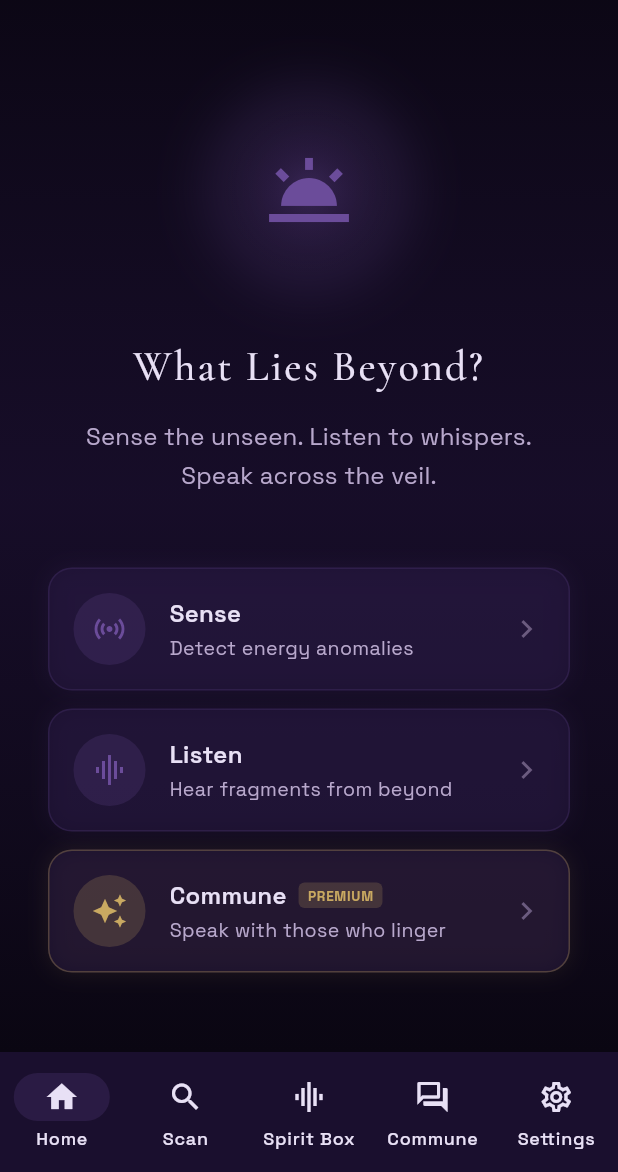
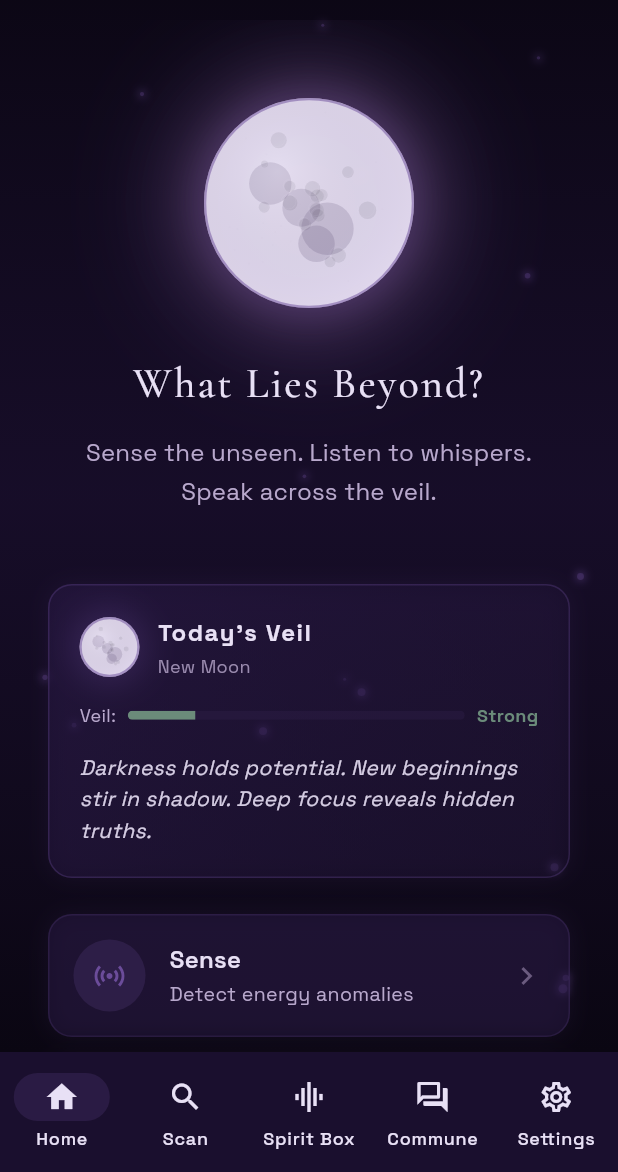
Before and after one commit to glinkplink/specter, a Flutter app: the screen it shows after launch, on a phone screen of 412 x 824 dp, the part 64-1236 px from its top. Run offline on Flutter 3.47's test engine with Material 3 defaults, Android fonts, the phone set to English and light mode, and no system bars; drawn by our look-alikes of flutter_animate; our stand-ins replace flutter_riverpod, go_router, google_fonts, just_audio, sensors_plus, shared_preferences; missing offline and left inert: purchases_flutter.

Commit message:
feat: enhance home screen with realistic textured moon and floating particles
- Extract RotatingMoon to shared widget for reusability
- Add realistic moon texture with craters, maria, and surface details
- Replace generic icon with large animated moon as home screen centerpiece
- Add 15 floating mystical particles with varied timing and movement
- Add shimmer effects to headline text
- Fix overflow issues with proper ScrollView
- Improve moon 3D effect with enhanced lighting and shadows
- Moon animation: slow breathing scale effect + continuous rotation
- Moon displays actual lunar phase based on current date

```diff
--- a/lib/features/home/home_screen.dart
+++ b/lib/features/home/home_screen.dart
@@ -1,7 +1,10 @@
+import 'dart:math';
 import 'package:flutter/material.dart';
 import 'package:flutter_animate/flutter_animate.dart';
 import 'package:go_router/go_router.dart';
 import '../../core/theme/app_colors.dart';
+import 'widgets/daily_veil_card.dart';
+import 'widgets/rotating_moon.dart';
 
 class HomeScreen extends StatelessWidget {
   const HomeScreen({super.key});
@@ -15,7 +18,10 @@ class HomeScreen extends StatelessWidget {
         elevation: 0,
       ),
       extendBodyBehindAppBar: true,
-      body: Container(
+      body: Stack(
+        children: [
+          // Gradient background
+          Container(
             decoration: BoxDecoration(
               gradient: LinearGradient(
                 begin: Alignment.topCenter,
@@ -27,49 +33,50 @@ class HomeScreen extends StatelessWidget {
                 ],
               ),
             ),
-        child: SafeArea(
-          child: Center(
+          ),
+
+          // Floating particles
+          ...List.generate(15, (index) => _buildFloatingParticle(index)),
+
+          // Content
+          SafeArea(
+            child: SingleChildScrollView(
               child: Padding(
                 padding: const EdgeInsets.all(32),
                 child: Column(
-                mainAxisAlignment: MainAxisAlignment.center,
                   children: [
-                  // Mystical icon with glow
+                    const SizedBox(height: 20),
+
+                    // Large animated moon with enhanced glow
                     Container(
-                    width: 120,
-                    height: 120,
+                      width: 140,
+                      height: 140,
                       decoration: BoxDecoration(
                         shape: BoxShape.circle,
-                      gradient: RadialGradient(
-                        colors: [
-                          AppColors.amethystGlow.withOpacity(0.3),
-                          AppColors.plumVeil.withOpacity(0.1),
-                          Colors.transparent,
-                        ],
-                      ),
                         boxShadow: [
                           BoxShadow(
-                          color: AppColors.amethystGlow.withOpacity(0.2),
-                          blurRadius: 30,
+                            color: AppColors.amethystGlow.withOpacity(0.4),
+                            blurRadius: 60,
+                            spreadRadius: 20,
+                          ),
+                          BoxShadow(
+                            color: AppColors.dustyRose.withOpacity(0.2),
+                            blurRadius: 40,
                             spreadRadius: 10,
                           ),
                         ],
                       ),
-                    child: Icon(
-                      Icons.wb_twilight,
-                      size: 64,
-                      color: AppColors.amethystGlow,
-                    ),
+                      child: _buildLargeMoon(),
                     )
                         .animate(onPlay: (c) => c.repeat(reverse: true))
                         .scale(
                           begin: const Offset(0.95, 0.95),
                           end: const Offset(1.05, 1.05),
-                        duration: 3.seconds,
+                          duration: 4.seconds,
                           curve: Curves.easeInOut,
                         ),
 
-                  const SizedBox(height: 40),
+                    const SizedBox(height: 32),
 
                     Text(
                       'What Lies Beyond?',
@@ -80,7 +87,8 @@ class HomeScreen extends StatelessWidget {
                       textAlign: TextAlign.center,
                     )
                         .animate()
-                      .fadeIn(duration: 800.ms, delay: 200.ms),
+                        .fadeIn(duration: 800.ms, delay: 200.ms)
+                        .shimmer(delay: 1.seconds, duration: 2.seconds),
 
                     const SizedBox(height: 16),
 
@@ -96,6 +104,11 @@ class HomeScreen extends StatelessWidget {
                         .fadeIn(duration: 800.ms, delay: 400.ms),
 
                     const SizedBox(height: 48),
+
+                    // Daily Veil Card
+                    const DailyVeilCard(),
+
+                    const SizedBox(height: 24),
 
                     // Feature cards
                     _buildFeatureCard(
@@ -135,11 +148,69 @@ class HomeScreen extends StatelessWidget {
                         .animate()
                         .fadeIn(duration: 600.ms, delay: 900.ms)
                         .slideY(begin: 0.2, end: 0),
+
+                    const SizedBox(height: 32),
                   ],
                 ),
               ),
             ),
           ),
+        ],
+      ),
+    );
+  }
+
+  // Large moon widget using the RotatingMoon
+  Widget _buildLargeMoon() {
+    final now = DateTime.now();
+    final daysSinceNewMoon = (now.millisecondsSinceEpoch / 86400000) % 29.53;
+    final phase = daysSinceNewMoon / 29.53;
+
+    return RotatingMoon(
+      phase: phase,
+      size: 140,
+    );
+  }
+
+  // Floating particle effect
+  Widget _buildFloatingParticle(int index) {
+    final random = Random(index);
+    final size = 2.0 + random.nextDouble() * 4;
+    final duration = 8 + random.nextInt(15);
+    final delay = random.nextInt(5);
+
+    return Positioned.fill(
+      child: Align(
+        alignment: Alignment(
+          random.nextDouble() * 2 - 1, // -1 to 1 (left to right)
+          random.nextDouble() * 2 - 1, // -1 to 1 (top to bottom)
+        ),
+        child: Container(
+          width: size,
+          height: size,
+          decoration: BoxDecoration(
+            shape: BoxShape.circle,
+            color: AppColors.amethystGlow.withOpacity(0.3),
+            boxShadow: [
+              BoxShadow(
+                color: AppColors.amethystGlow.withOpacity(0.5),
+                blurRadius: 4,
+                spreadRadius: 1,
+              ),
+            ],
+          ),
+        )
+            .animate(onPlay: (c) => c.repeat(reverse: true))
+            .moveY(
+              begin: -20,
+              end: 20,
+              duration: Duration(seconds: duration),
+              delay: Duration(seconds: delay),
+              curve: Curves.easeInOut,
+            )
+            .fadeIn(duration: 2.seconds)
+            .then()
+            .fadeOut(duration: 2.seconds),
       ),
     );
   }
--- /dev/null
+++ b/lib/features/home/widgets/daily_veil_card.dart
@@ -0,0 +1,229 @@
+import 'package:flutter/material.dart';
+import 'package:flutter_animate/flutter_animate.dart';
+import '../../../core/theme/app_colors.dart';
+import 'rotating_moon.dart';
+
+/// Widget that displays today's veil reading with moon phase
+class DailyVeilCard extends StatelessWidget {
+  const DailyVeilCard({super.key});
+
+  @override
+  Widget build(BuildContext context) {
+    final veilReading = _getVeilReading();
+
+    return Container(
+      padding: const EdgeInsets.all(20),
+      decoration: BoxDecoration(
+        gradient: LinearGradient(
+          begin: Alignment.topLeft,
+          end: Alignment.bottomRight,
+          colors: [
+            AppColors.twilightCard.withOpacity(0.6),
+            AppColors.darkPlum.withOpacity(0.4),
+          ],
+        ),
+        borderRadius: BorderRadius.circular(16),
+        border: Border.all(
+          color: AppColors.amethystGlow.withOpacity(0.3),
+          width: 1,
+        ),
+        boxShadow: [
+          BoxShadow(
+            color: AppColors.amethystGlow.withOpacity(0.1),
+            blurRadius: 12,
+            spreadRadius: 0,
+          ),
+        ],
+      ),
+      child: Column(
+        crossAxisAlignment: CrossAxisAlignment.start,
+        children: [
+          // Header with moon phase
+          Row(
+            children: [
+              // 3D Rotating Moon
+              RotatingMoon(
+                phase: veilReading.phaseValue,
+                size: 40,
+              ),
+              const SizedBox(width: 12),
+              Expanded(
+                child: Column(
+                  crossAxisAlignment: CrossAxisAlignment.start,
+                  children: [
+                    Text(
+                      'Today\'s Veil',
+                      style: TextStyle(
+                        color: AppColors.lavenderWhite,
+                        fontSize: 16,
+                        fontWeight: FontWeight.bold,
+                        letterSpacing: 1,
+                      ),
+                    ),
+                    const SizedBox(height: 2),
+                    Text(
+                      veilReading.moonPhase,
+                      style: TextStyle(
+                        color: AppColors.mutedLavender.withOpacity(0.8),
+                        fontSize: 12,
+                      ),
+                    ),
+                  ],
+                ),
+              ),
+            ],
+          ),
+
+          const SizedBox(height: 16),
+
+          // Veil thickness indicator
+          Row(
+            children: [
+              Text(
+                'Veil:',
+                style: TextStyle(
+                  color: AppColors.mutedLavender,
+                  fontSize: 12,
+                ),
+              ),
+              const SizedBox(width: 8),
+              Expanded(
+                child: ClipRRect(
+                  borderRadius: BorderRadius.circular(4),
+                  child: LinearProgressIndicator(
+                    value: veilReading.thickness,
+                    backgroundColor: AppColors.shadeMist.withOpacity(0.3),
+                    valueColor: AlwaysStoppedAnimation(
+                      veilReading.thickness > 0.7
+                          ? AppColors.dustyRose
+                          : veilReading.thickness > 0.4
+                              ? AppColors.amethystGlow
+                              : AppColors.zoneSafe,
+                    ),
+                    minHeight: 6,
+                  ),
+                ),
+              ),
+              const SizedBox(width: 8),
+              Text(
+                veilReading.thicknessLabel,
+                style: TextStyle(
+                  color: veilReading.thickness > 0.7
+                      ? AppColors.dustyRose
+                      : veilReading.thickness > 0.4
+                          ? AppColors.amethystGlow
+                          : AppColors.zoneSafe,
+                  fontSize: 12,
+                  fontWeight: FontWeight.bold,
+                ),
+              ),
+            ],
+          ),
+
+          const SizedBox(height: 16),
+
+          // Daily message
+          Text(
+            veilReading.message,
+            style: TextStyle(
+              color: AppColors.lavenderWhite.withOpacity(0.9),
+              fontSize: 14,
+              height: 1.5,
+              fontStyle: FontStyle.italic,
+            ),
+          ),
+        ],
+      ),
+    )
+        .animate()
+        .fadeIn(duration: 800.ms, delay: 300.ms)
+        .slideY(begin: 0.1, end: 0);
+  }
+
+  VeilReading _getVeilReading() {
+    final now = DateTime.now();
+
+    // Calculate moon phase (approximate, 29.53 day cycle)
+    final daysSinceNewMoon = (now.millisecondsSinceEpoch / 86400000) % 29.53;
+    final phase = daysSinceNewMoon / 29.53;
+
+    String moonPhase;
+    double thickness;
+    String thicknessLabel;
+    String message;
+
+    if (phase < 0.03 || phase > 0.97) {
+      // New Moon - Thick veil
+      moonPhase = 'New Moon';
+      thickness = 0.2;
+      thicknessLabel = 'Strong';
+      message = 'Darkness holds potential. New beginnings stir in shadow. Deep focus reveals hidden truths.';
+    } else if (phase < 0.22) {
+      // Waxing Crescent - Thin veil
+      moonPhase = 'Waxing Crescent';
+      thickness = 0.75;
+      thicknessLabel = 'Thin';
+      message = 'Growth whispers beyond. The spirits sense your intention. Perfect for communion.';
+    } else if (phase < 0.28) {
+      // First Quarter - Moderate
+      moonPhase = 'First Quarter';
+      thickness = 0.5;
+      thicknessLabel = 'Moderate';
+      message = 'Perfect balance. Ask and you shall receive answers. Both seeking and listening favor you.';
+    } else if (phase < 0.47) {
+      // Waxing Gibbous - Moderate
+      moonPhase = 'Waxing Gibbous';
+      thickness = 0.6;
+      thicknessLabel = 'Moderate';
+      message = 'Anticipation builds. Something draws near to you. The threshold opens wider.';
+    } else if (phase < 0.53) {
+      // Full Moon - Thinnest veil
+      moonPhase = 'Full Moon';
+      thickness = 0.95;
+      thicknessLabel = 'Thin';
+      message = 'The boundary dissolves. They are waiting for you. Tonight, connection comes easily.';
+    } else if (phase < 0.72) {
+      // Waning Gibbous - Thin
+      moonPhase = 'Waning Gibbous';
+      thickness = 0.75;
+      thicknessLabel = 'Thin';
+      message = 'Wisdom lingers. Truths revealed now settle deeply. Reflect and commune with clarity.';
+    } else if (phase < 0.78) {
+      // Last Quarter - Moderate
+      moonPhase = 'Last Quarter';
+      thickness = 0.5;
+      thicknessLabel = 'Moderate';
+      message = 'Transformation. Old connections fade, new ones form. The cycle turns in your favor.';
+    } else {
+      // Waning Crescent - Thin
+      moonPhase = 'Waning Crescent';
+      thickness = 0.7;
+      thicknessLabel = 'Thin';
+      message = 'The quiet before dawn. Last whispers before renewal. What needs saying finds its voice.';
+    }
+
+    return VeilReading(
+      phaseValue: phase,
+      moonPhase: moonPhase,
+      thickness: thickness,
+      thicknessLabel: thicknessLabel,
+      message: message,
+    );
+  }
+}
+
+class VeilReading {
+  final double phaseValue;
+  final String moonPhase;
+  final double thickness;
+  final String thicknessLabel;
+  final String message;
+
+  VeilReading({
+    required this.phaseValue,
+    required this.moonPhase,
+    required this.thickness,
+    required this.thicknessLabel,
+    required this.message,
+  });
+}
--- /dev/null
+++ b/lib/features/home/widgets/rotating_moon.dart
@@ -0,0 +1,245 @@
+import 'dart:math';
+import 'package:flutter/material.dart';
+import '../../../core/theme/app_colors.dart';
+
+/// 3D Rotating Moon Widget with realistic texture
+class RotatingMoon extends StatefulWidget {
+  final double phase; // 0.0 to 1.0
+  final double size;
+
+  const RotatingMoon({
+    super.key,
+    required this.phase,
+    required this.size,
+  });
+
+  @override
+  State<RotatingMoon> createState() => _RotatingMoonState();
+}
+
+class _RotatingMoonState extends State<RotatingMoon>
+    with SingleTickerProviderStateMixin {
+  late AnimationController _controller;
+
+  @override
+  void initState() {
+    super.initState();
+    _controller = AnimationController(
+      vsync: this,
+      duration: const Duration(seconds: 12),
+    )..repeat();
+  }
+
+  @override
+  void dispose() {
+    _controller.dispose();
+    super.dispose();
+  }
+
+  @override
+  Widget build(BuildContext context) {
+    return AnimatedBuilder(
+      animation: _controller,
+      builder: (context, child) {
+        return CustomPaint(
+          size: Size(widget.size, widget.size),
+          painter: MoonPainter(
+            phase: widget.phase,
+            rotation: _controller.value,
+          ),
+        );
+      },
+    );
+  }
+}
+
+/// Custom painter for 3D moon with phase and realistic texture
+class MoonPainter extends CustomPainter {
+  final double phase; // 0.0 to 1.0 (moon cycle position)
+  final double rotation; // 0.0 to 1.0 (rotation animation)
+
+  MoonPainter({
+    required this.phase,
+    required this.rotation,
+  });
+
+  @override
+  void paint(Canvas canvas, Size size) {
+    final center = Offset(size.width / 2, size.height / 2);
+    final radius = size.width / 2;
+
+    // Draw outer glow
+    final glowPaint = Paint()
+      ..color = AppColors.amethystGlow.withOpacity(0.25)
+      ..maskFilter = const MaskFilter.blur(BlurStyle.normal, 10);
+    canvas.drawCircle(center, radius + 6, glowPaint);
+
+    // Draw moon base (lit portion)
+    final basePaint = Paint()
+      ..color = AppColors.lavenderWhite.withOpacity(0.95)
+      ..style = PaintingStyle.fill;
+    canvas.drawCircle(center, radius, basePaint);
+
+    // Add realistic moon texture with craters
+    _drawMoonTexture(canvas, center, radius);
+
+    // Draw phase shadow
+    if (phase > 0.03 && phase < 0.97) {
+      final shadowPaint = Paint()
+        ..color = AppColors.deepVoid.withOpacity(0.85)
+        ..style = PaintingStyle.fill;
+
+      // Create shadow path based on phase
+      final shadowPath = Path();
+
+      if (phase < 0.5) {
+        // Waxing (shadow on left, growing light on right)
+        final shadowWidth = (0.5 - phase) * 2;
+        final ellipseWidth = radius * 2 * shadowWidth;
+
+        final rect = Rect.fromCenter(
+          center: center,
+          width: ellipseWidth,
+          height: radius * 2,
+        );
+
+        shadowPath.addOval(rect);
+
+        // Clip to left half
+        final clipPath = Path()
+          ..moveTo(center.dx, center.dy - radius)
+          ..lineTo(center.dx - radius, center.dy - radius)
+          ..lineTo(center.dx - radius, center.dy + radius)
+          ..lineTo(center.dx, center.dy + radius)
+          ..close();
+
+        canvas.save();
+        canvas.clipPath(clipPath);
+        canvas.drawPath(shadowPath, shadowPaint);
+        canvas.restore();
+      } else {
+        // Waning (shadow on right, growing dark on left)
+        final shadowWidth = (phase - 0.5) * 2;
+        final ellipseWidth = radius * 2 * shadowWidth;
+
+        final rect = Rect.fromCenter(
+          center: center,
+          width: ellipseWidth,
+          height: radius * 2,
+        );
+
+        shadowPath.addOval(rect);
+
+        // Clip to right half
+        final clipPath = Path()
+          ..moveTo(center.dx, center.dy - radius)
+          ..lineTo(center.dx + radius, center.dy - radius)
+          ..lineTo(center.dx + radius, center.dy + radius)
+          ..lineTo(center.dx, center.dy + radius)
+          ..close();
+
+        canvas.save();
+        canvas.clipPath(clipPath);
+        canvas.drawPath(shadowPath, shadowPaint);
+        canvas.restore();
+      }
+    }
+
+    // Draw subtle 3D sphere effect with gradient overlay
+    final gradientPaint = Paint()
+      ..shader = RadialGradient(
+        center: const Alignment(-0.3, -0.3), // Light from top-left
+        radius: 1.2,
+        colors: [
+          Colors.white.withOpacity(0.15), // Highlight
+          Colors.transparent,
+          AppColors.deepVoid.withOpacity(0.2), // Shadow edge
+        ],
+        stops: const [0.0, 0.6, 1.0],
+      ).createShader(Rect.fromCircle(center: center, radius: radius));
+    canvas.drawCircle(center, radius, gradientPaint);
+
+    // Draw rim for 3D depth
+    final rimPaint = Paint()
+      ..color = AppColors.amethystGlow.withOpacity(0.5)
+      ..style = PaintingStyle.stroke
+      ..strokeWidth = 1.5;
+    canvas.drawCircle(center, radius - 0.75, rimPaint);
+  }
+
+  // Add realistic moon texture with craters and maria
+  void _drawMoonTexture(Canvas canvas, Offset center, double radius) {
+    final random = Random(42); // Fixed seed for consistent craters
+
+    // Draw larger maria (dark spots)
+    final mariaPaint = Paint()
+      ..color = AppColors.shadeMist.withOpacity(0.15)
+      ..style = PaintingStyle.fill;
+
+    // Add 3-4 maria
+    for (int i = 0; i < 4; i++) {
+      final angle = random.nextDouble() * 2 * pi;
+      final distance = random.nextDouble() * radius * 0.5;
+      final mariaCenter = Offset(
+        center.dx + cos(angle) * distance,
+        center.dy + sin(angle) * distance,
+      );
+      final mariaRadius = radius * (0.15 + random.nextDouble() * 0.15);
+
+      canvas.drawCircle(mariaCenter, mariaRadius, mariaPaint);
+    }
+
+    // Draw smaller craters
+    final craterPaint = Paint()
+      ..color = AppColors.deepVoid.withOpacity(0.08)
+      ..style = PaintingStyle.fill;
+
+    final craterRimPaint = Paint()
+      ..color = AppColors.lavenderWhite.withOpacity(0.12)
+      ..style = PaintingStyle.stroke
+      ..strokeWidth = 0.5;
+
+    // Add 12-15 craters
+    for (int i = 0; i < 15; i++) {
+      final angle = random.nextDouble() * 2 * pi;
+      final distance = random.nextDouble() * radius * 0.85;
+      final craterCenter = Offset(
+        center.dx + cos(angle) * distance,
+        center.dy + sin(angle) * distance,
+      );
+      final craterRadius = radius * (0.03 + random.nextDouble() * 0.06);
+
+      // Draw crater shadow
+      canvas.drawCircle(craterCenter, craterRadius, craterPaint);
+
+      // Draw crater rim highlight
+      canvas.drawCircle(
+        Offset(craterCenter.dx - craterRadius * 0.2, craterCenter.dy - craterRadius * 0.2),
+        craterRadius,
+        craterRimPaint,
+      );
+    }
+
+    // Add subtle surface texture with noise-like dots
+    final texturePaint = Paint()
+      ..color = AppColors.mutedLavender.withOpacity(0.05)
+      ..style = PaintingStyle.fill;
+
+    for (int i = 0; i < 30; i++) {
+      final angle = random.nextDouble() * 2 * pi;
+      final distance = random.nextDouble() * radius * 0.95;
+      final dotCenter = Offset(
+        center.dx + cos(angle) * distance,
+        center.dy + sin(angle) * distance,
+      );
+      final dotRadius = radius * 0.01;
+
+      canvas.drawCircle(dotCenter, dotRadius, texturePaint);
+    }
+  }
+
+  @override
+  bool shouldRepaint(MoonPainter oldDelegate) {
+    return oldDelegate.phase != phase || oldDelegate.rotation != rotation;
+  }
+}
```
Lines whose indentation alone changed are shown as unchanged.
